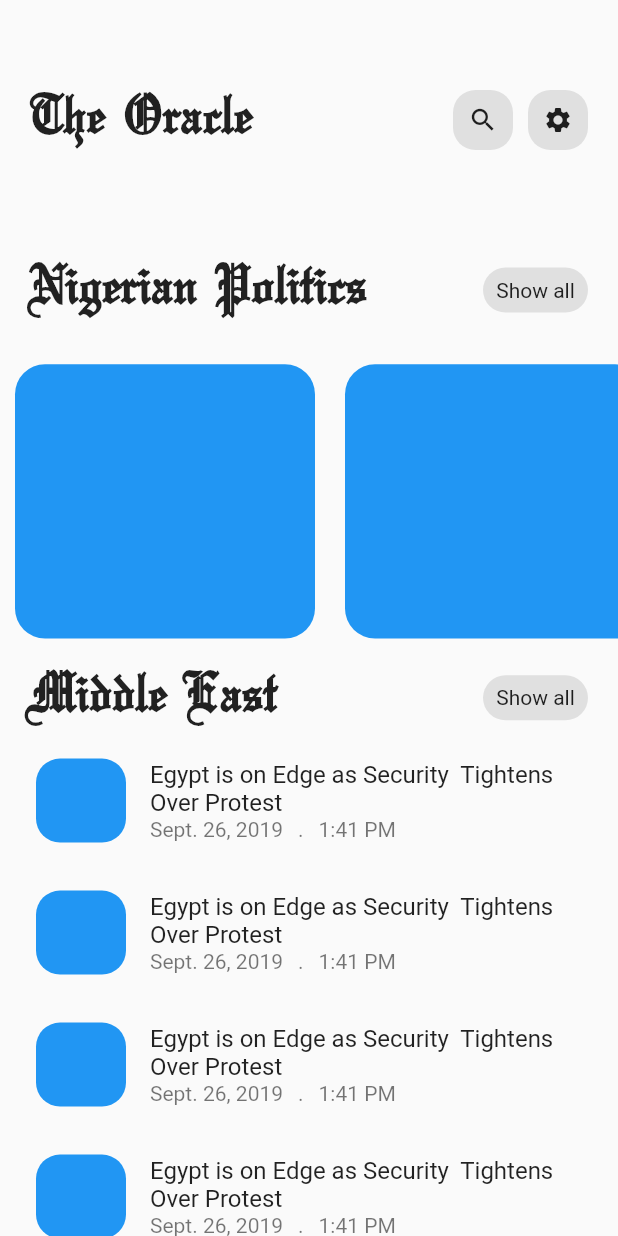
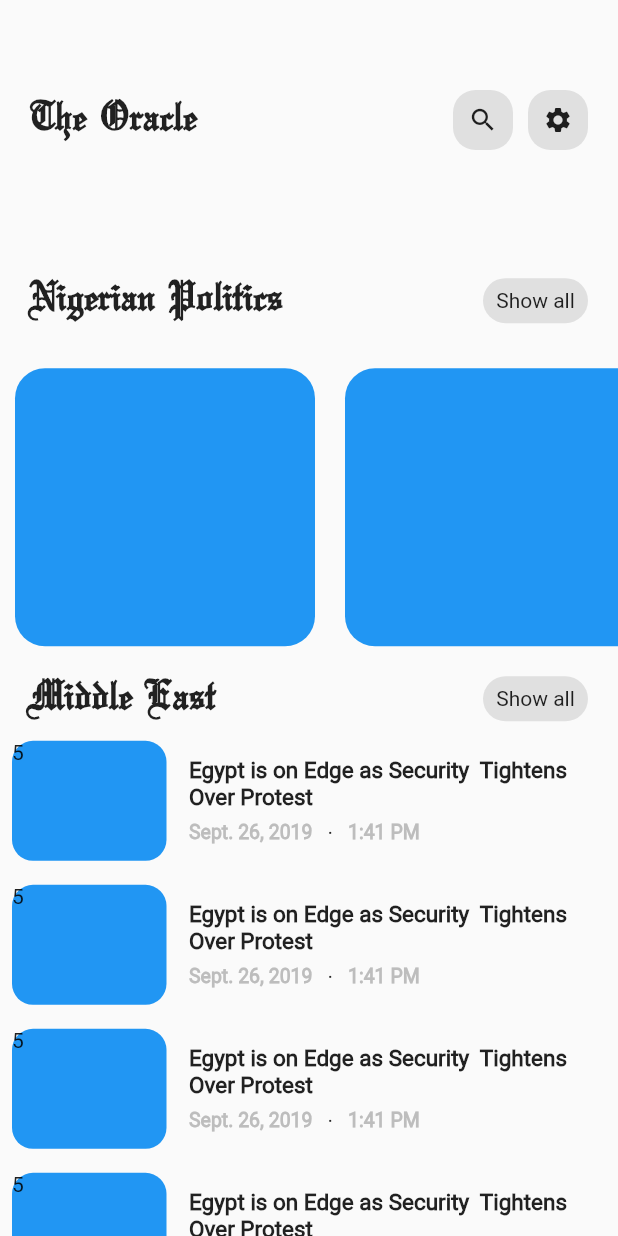
Before and after one commit to al-mohad/the-oracle, a Flutter app: the screen it shows after launch, on a phone screen of 412 x 824 dp. Run offline on Flutter 3.47's test engine with Material 2 defaults, Android fonts, the phone set to English and light mode, and no system bars.

Commit message:
custom list tile

```diff
--- /dev/null
+++ b/lib/components/articleTile.dart
@@ -0,0 +1,60 @@
+import 'package:flutter/cupertino.dart';
+import 'package:flutter/material.dart';
+import 'package:oracle/utils/text_styles.dart';
+
+class ArticleTile extends StatelessWidget {
+  @override
+  Widget build(BuildContext context) {
+    return Container(
+      height: 80.0,
+      child: Row(
+        crossAxisAlignment: CrossAxisAlignment.start,
+        children: [
+          Container(
+            width: MediaQuery.of(context).size.width * 0.25,
+            height: MediaQuery.of(context).size.height,
+            decoration: BoxDecoration(
+              color: Colors.blue,
+              borderRadius: BorderRadius.circular(14),
+            ),
+            child: Text('5'),
+          ),
+          Expanded(
+            child: Container(
+              margin: EdgeInsets.only(left: 15.0, top: 5.0, bottom: 5.0),
+              decoration: BoxDecoration(
+                borderRadius: BorderRadius.circular(16),
+              ),
+              child: Column(
+                mainAxisAlignment: MainAxisAlignment.spaceEvenly,
+                children: [
+                  Container(
+                    child: Text(
+                      'Egypt is on Edge as Security  Tightens Over Protest',
+                      style: articleTitle,
+                    ),
+                  ),
+                  Row(
+                    children: <Widget>[
+                      Text(
+                        'Sept. 26, 2019',
+                        style: articleSubtitle,
+                      ),
+                      SizedBox(width: 10),
+                      Text('·'),
+                      SizedBox(width: 10),
+                      Text(
+                        '1:41 PM',
+                        style: articleSubtitle,
+                      )
+                    ],
+                  ),
+                ],
+              ),
+            ),
+          ),
+        ],
+      ),
+    );
+  }
+}
--- a/lib/screens/home_screen.dart
+++ b/lib/screens/home_screen.dart
@@ -1,6 +1,8 @@
 import 'package:flutter/cupertino.dart';
 import 'package:flutter/material.dart';
+import 'package:oracle/components/articleTile.dart';
 import 'package:oracle/components/buttons.dart';
+import 'package:oracle/screens/politics.dart';
 import 'package:oracle/utils/text_styles.dart';
 
 class HomeScreen extends StatefulWidget {
@@ -14,6 +16,7 @@ class _HomeScreenState extends State<HomeScreen> {
     return Scaffold(
       body: Column(
         children: <Widget>[
+          // Header and Nigerian Title
           Expanded(
             flex: 2,
             child: Container(
@@ -52,12 +55,17 @@ class _HomeScreenState extends State<HomeScreen> {
                     mainAxisAlignment: MainAxisAlignment.spaceBetween,
                     children: <Widget>[
                       Expanded(
-                          child:
-                              Text('Nigerian Politics ', style: headerStyle)),
+                          child: Text('Nigerian Politics', style: headerStyle)),
                       button(
                         height: 30,
                         width: 70,
                         child: Center(child: Text('Show all')),
+                        onTap: () {
+                          Navigator.push(
+                              context,
+                              CupertinoPageRoute(
+                                  builder: (context) => PoliticsScreen()));
+                        },
                       ),
                     ],
                   ),
@@ -65,6 +73,7 @@ class _HomeScreenState extends State<HomeScreen> {
               ),
             ),
           ),
+          // Horizontal ListView
           Expanded(
             flex: 2,
             child: Container(
@@ -88,6 +97,7 @@ class _HomeScreenState extends State<HomeScreen> {
               ),
             ),
           ),
+          // Continent Title
           Container(
             padding: EdgeInsets.only(left: 20, right: 20, bottom: 5),
             child: Column(
@@ -105,36 +115,20 @@ class _HomeScreenState extends State<HomeScreen> {
               ],
             ),
           ),
+          // Vertical ListView
           Expanded(
             flex: 3,
+            child: Container(
               child: ListView.builder(
                 scrollDirection: Axis.vertical,
                 itemCount: 9,
                 itemBuilder: (_, index) {
                   return Padding(
                     padding: const EdgeInsets.all(8.0),
-                  child: ListTile(
-                    leading: Container(
-                      height: 60,
-                      width: 60,
-                      decoration: BoxDecoration(
-                          color: Colors.blue,
-                          borderRadius: BorderRadius.circular(16)),
-                    ),
-                    title: Text(
-                        'Egypt is on Edge as Security  Tightens Over Protest'),
-                    subtitle: Row(
-                      children: <Widget>[
-                        Text('Sept. 26, 2019'),
-                        SizedBox(width: 10),
-                        Text('.'),
-                        SizedBox(width: 10),
-                        Text('1:41 PM')
-                      ],
-                    ),
-                  ),
+                    child: ArticleTile(),
                   );
                 },
+              ),
             ),
           ),
         ],
@@ -142,3 +136,24 @@ class _HomeScreenState extends State<HomeScreen> {
     );
   }
 }
+
+//ListTile(
+//leading: Container(
+//height: 80,
+//width: 60,
+//decoration: BoxDecoration(
+//color: Colors.blue,
+//borderRadius: BorderRadius.circular(16)),
+//),
+//title: Text(
+//'Egypt is on Edge as Security  Tightens Over Protest'),
+//subtitle: Row(
+//children: <Widget>[
+//Text('Sept. 26, 2019'),
+//SizedBox(width: 10),
+//Text('.'),
+//SizedBox(width: 10),
+//Text('1:41 PM')
+//],
+//),
+//),
--- a/lib/utils/text_styles.dart
+++ b/lib/utils/text_styles.dart
@@ -1,4 +1,11 @@
 import 'package:flutter/material.dart';
 
 TextStyle headerStyle = TextStyle(
-    fontSize: 40, fontWeight: FontWeight.bold, fontFamily: 'Old English');
+    fontSize: 30, fontWeight: FontWeight.bold, fontFamily: 'Old English');
+TextStyle articleTitle =
+    TextStyle(fontSize: 15, fontWeight: FontWeight.bold, fontFamily: 'Raleway');
+TextStyle articleSubtitle = TextStyle(
+    fontSize: 13,
+    fontWeight: FontWeight.bold,
+    fontFamily: 'Roboto',
+    color: Colors.grey[400]);
```
Also changed, not shown: lib/models/articleData.dart (added, +23 -0 lines), lib/models/articles.dart (added, +13 -0 lines), lib/screens/politics.dart (added, +50 -0 lines), pubspec.yaml (+6 -10 lines), assets/fonts/Raleway-Regular.ttf (added), assets/fonts/Roboto-Regular.ttf (added), lib/screens/continent.dart (added), pubspec.lock. Lines whose indentation alone changed are shown as unchanged.
